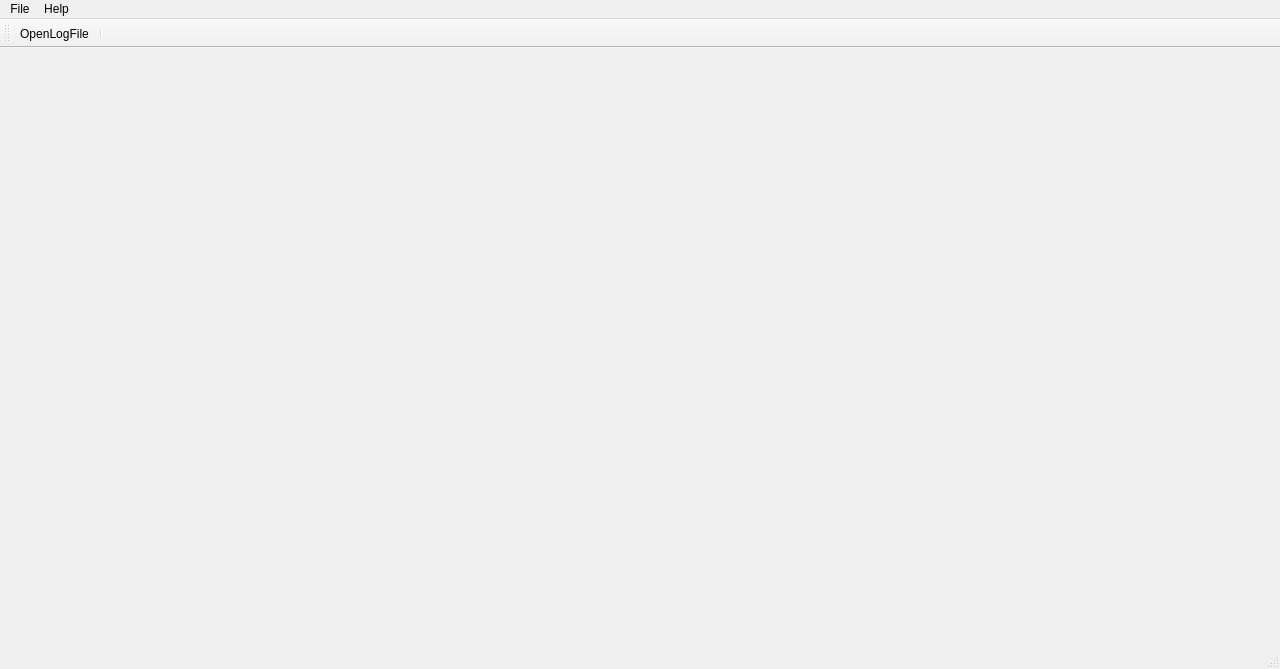
Above: utils/log_analyzer/log_analyzer/mainwindow.ui from rxdu/libxmotion before the change. Below: the same form after it.
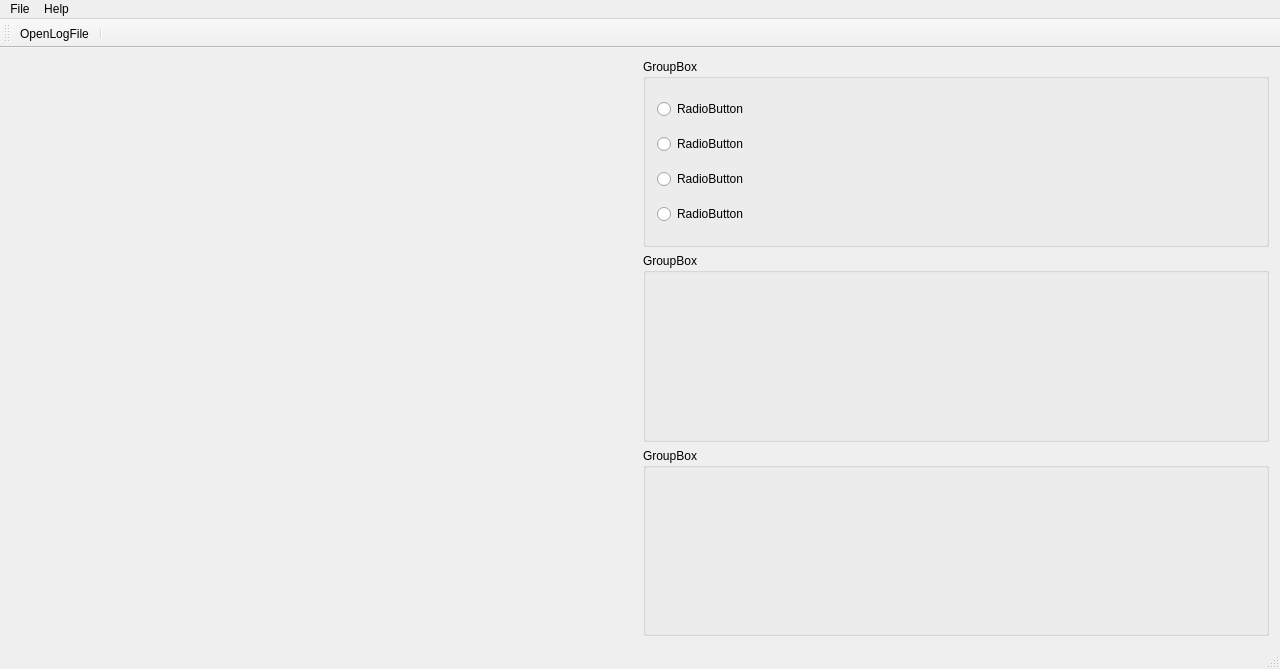
That is the form after the change. Custom widgets are drawn as their Qt base class.

The edit to the form file:
```diff
--- a/utils/log_analyzer/log_analyzer/mainwindow.ui
+++ b/utils/log_analyzer/log_analyzer/mainwindow.ui
@@ -13,7 +13,81 @@
   <property name="windowTitle">
    <string>Log Analyzer</string>
   </property>
-  <widget class="QWidget" name="centralWidget"/>
+  <widget class="QWidget" name="centralWidget">
+   <layout class="QGridLayout" name="gridLayout_2">
+    <item row="0" column="0">
+     <layout class="QGridLayout" name="gridLayout">
+      <item row="3" column="0">
+       <widget class="QCustomPlot" name="widget_2" native="true"/>
+      </item>
+      <item row="0" column="0">
+       <widget class="QCustomPlot" name="widget" native="true"/>
+      </item>
+      <item row="2" column="0">
+       <widget class="QCustomPlot" name="widget_3" native="true"/>
+      </item>
+      <item row="1" column="0">
+       <widget class="QCustomPlot" name="widget_4" native="true"/>
+      </item>
+     </layout>
+    </item>
+    <item row="0" column="1">
+     <layout class="QVBoxLayout" name="verticalLayout">
+      <item>
+       <widget class="QGroupBox" name="groupBox">
+        <property name="title">
+         <string>GroupBox</string>
+        </property>
+        <layout class="QVBoxLayout" name="verticalLayout_2">
+         <item>
+          <widget class="QRadioButton" name="radioButton">
+           <property name="text">
+            <string>RadioButton</string>
+           </property>
+          </widget>
+         </item>
+         <item>
+          <widget class="QRadioButton" name="radioButton_2">
+           <property name="text">
+            <string>RadioButton</string>
+           </property>
+          </widget>
+         </item>
+         <item>
+          <widget class="QRadioButton" name="radioButton_3">
+           <property name="text">
+            <string>RadioButton</string>
+           </property>
+          </widget>
+         </item>
+         <item>
+          <widget class="QRadioButton" name="radioButton_4">
+           <property name="text">
+            <string>RadioButton</string>
+           </property>
+          </widget>
+         </item>
+        </layout>
+       </widget>
+      </item>
+      <item>
+       <widget class="QGroupBox" name="groupBox_3">
+        <property name="title">
+         <string>GroupBox</string>
+        </property>
+       </widget>
+      </item>
+      <item>
+       <widget class="QGroupBox" name="groupBox_2">
+        <property name="title">
+         <string>GroupBox</string>
+        </property>
+       </widget>
+      </item>
+     </layout>
+    </item>
+   </layout>
+  </widget>
   <widget class="QMenuBar" name="menuBar">
    <property name="geometry">
     <rect>
@@ -66,6 +140,14 @@
   </action>
  </widget>
  <layoutdefault spacing="6" margin="11"/>
+ <customwidgets>
+  <customwidget>
+   <class>QCustomPlot</class>
+   <extends>QWidget</extends>
+   <header>qcustomplot.h</header>
+   <container>1</container>
+  </customwidget>
+ </customwidgets>
  <resources/>
  <connections/>
 </ui>
```
